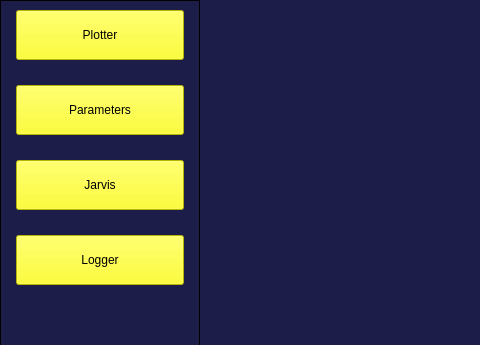
sarath-menon/raptor_studio, file app/main_window/src/mainwindow.ui: the form before one commit; both pictures show x 0 to 480 and y 0 to 345 of the 1179 by 640 pixel window.
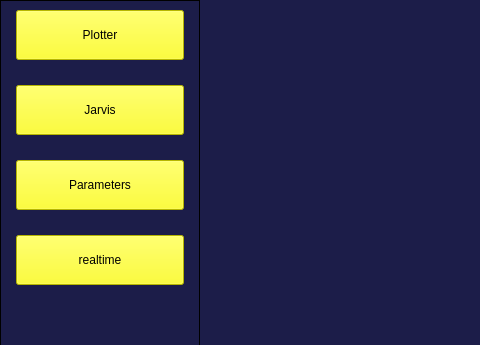
The form after the commit. Custom widgets are drawn as their Qt base class.

Commit message: page renaming

The edit to the form file:
```diff
--- a/app/main_window/src/mainwindow.ui
+++ b/app/main_window/src/mainwindow.ui
@@ -102,29 +102,7 @@
            </widget>
           </item>
           <item>
-           <widget class="QPushButton" name="param_select_btn">
-            <property name="sizePolicy">
-             <sizepolicy hsizetype="Preferred" vsizetype="Preferred">
-              <horstretch>0</horstretch>
-              <verstretch>0</verstretch>
-             </sizepolicy>
-            </property>
-            <property name="minimumSize">
-             <size>
-              <width>0</width>
-              <height>50</height>
-             </size>
-            </property>
-            <property name="styleSheet">
-             <string notr="true">background-color: rgb(255, 255, 0);</string>
-            </property>
-            <property name="text">
-             <string>Parameters</string>
-            </property>
-           </widget>
-          </item>
-          <item>
-           <widget class="QPushButton" name="jarvis_btn">
+           <widget class="QPushButton" name="jarvis_select_btn">
             <property name="sizePolicy">
              <sizepolicy hsizetype="Preferred" vsizetype="Preferred">
               <horstretch>0</horstretch>
@@ -163,7 +141,29 @@
              <string notr="true">background-color: rgb(255, 255, 0);</string>
             </property>
             <property name="text">
-             <string>Logger</string>
+             <string>Parameters</string>
+            </property>
+           </widget>
+          </item>
+          <item>
+           <widget class="QPushButton" name="realtime_select_btn">
+            <property name="sizePolicy">
+             <sizepolicy hsizetype="Preferred" vsizetype="Preferred">
+              <horstretch>0</horstretch>
+              <verstretch>0</verstretch>
+             </sizepolicy>
+            </property>
+            <property name="minimumSize">
+             <size>
+              <width>0</width>
+              <height>50</height>
+             </size>
+            </property>
+            <property name="styleSheet">
+             <string notr="true">background-color: rgb(255, 255, 0);</string>
+            </property>
+            <property name="text">
+             <string>realtime</string>
             </property>
            </widget>
           </item>
```
Left out of the diff: 8 changed lines with no effect on the pictures. The commit also changes 2 other files.
